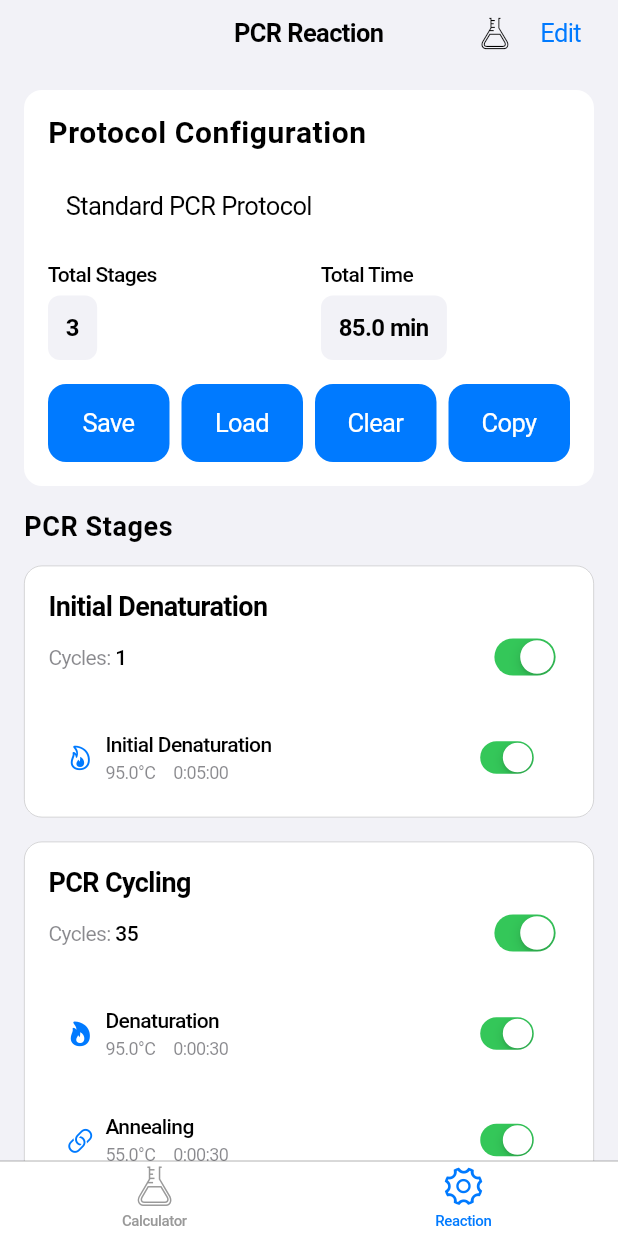
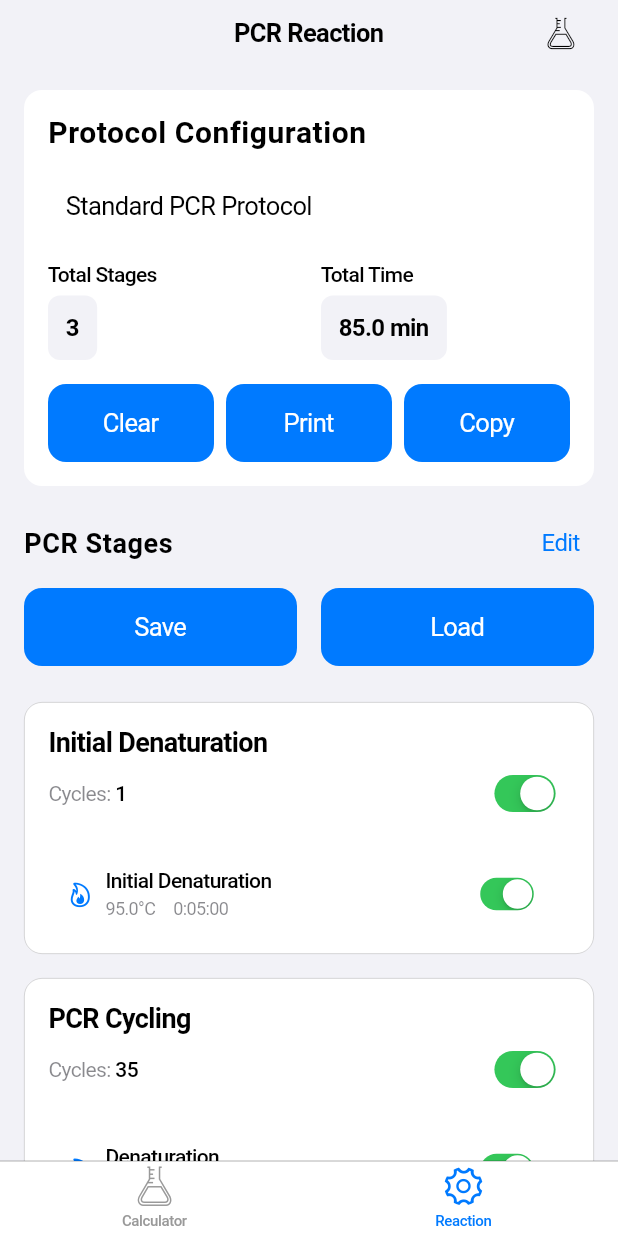
Before and after one commit to alextu870719/Lab-Studio, a Flutter app: the screen it shows after launch, item 2 of the bottom bar chosen, on a phone screen of 412 x 824 dp. Run offline on Flutter 3.47's test engine with Material 3 defaults, Android fonts, the phone set to English and light mode, and no system bars; our stand-ins replace printing, shared_preferences.

Commit message:
優化 Add Stage 按鈕對齊：調整按鈕佈局使其底部與 Save/Load 按鈕對齊

```diff
--- a/lib/main.dart
+++ b/lib/main.dart
@@ -2612,6 +2612,58 @@ class _PcrReactionPageState extends State<PcrReactionPage> {
     Clipboard.setData(ClipboardData(text: buffer.toString()));
   }
 
+  // 列印協議
+  Future<void> _printProtocol() async {
+    final protocol = _getCurrentProtocol();
+
+    final doc = pw.Document();
+
+    doc.addPage(
+      pw.Page(
+        build: (pw.Context context) {
+          return pw.Column(
+            crossAxisAlignment: pw.CrossAxisAlignment.start,
+            children: [
+              pw.Text('Lab Studio - PCR Protocol', style: pw.TextStyle(fontSize: 24, fontWeight: pw.FontWeight.bold)),
+              pw.SizedBox(height: 20),
+              pw.Text('Protocol Name: ${protocol.name}', style: pw.TextStyle(fontSize: 16, fontWeight: pw.FontWeight.bold)),
+              pw.Text('Date: ${DateTime.now().toString().split(' ')[0]}', style: pw.TextStyle(fontSize: 16)),
+              pw.SizedBox(height: 15),
+              pw.Text('Total Stages: ${protocol.stages.length}'),
+              pw.Text('Estimated Total Time: ${protocol.getTotalTime().toStringAsFixed(1)} minutes'),
+              pw.SizedBox(height: 20),
+              pw.Text('Protocol Details:', style: pw.TextStyle(fontSize: 18, fontWeight: pw.FontWeight.bold)),
+              pw.SizedBox(height: 10),
+              ...protocol.stages.asMap().entries.where((entry) => entry.value.isEnabled).map((entry) {
+                final i = entry.key;
+                final stage = entry.value;
+                return pw.Column(
+                  crossAxisAlignment: pw.CrossAxisAlignment.start,
+                  children: [
+                    pw.Text('Stage ${i + 1}: ${stage.name} (${stage.cycles} cycles)',
+                             style: pw.TextStyle(fontSize: 14, fontWeight: pw.FontWeight.bold)),
+                    pw.SizedBox(height: 5),
+                    ...stage.steps.asMap().entries.where((stepEntry) => stepEntry.value.isEnabled).map((stepEntry) {
+                      final j = stepEntry.key;
+                      final step = stepEntry.value;
+                      return pw.Padding(
+                        padding: const pw.EdgeInsets.only(left: 20),
+                        child: pw.Text('Step ${j + 1}: ${step.name} - ${step.temperature}°C for ${_formatTime(step.duration)}'),
+                      );
+                    }).toList(),
+                    pw.SizedBox(height: 10),
+                  ],
+                );
+              }).toList(),
+            ],
+          );
+        },
+      ),
+    );
+
+    await Printing.sharePdf(bytes: await doc.save(), filename: 'lab_studio_pcr_protocol.pdf');
+  }
+
   // 保存配置
   Future<void> _saveConfiguration() async {
     final TextEditingController nameController = TextEditingController(text: _currentProtocolName);
@@ -3323,11 +3375,7 @@ class _PcrReactionPageState extends State<PcrReactionPage> {
           'PCR Reaction',
           style: TextStyle(color: widget.isDarkMode ? CupertinoColors.white : CupertinoColors.black),
         ),
-        trailing: Row(
-          mainAxisSize: MainAxisSize.min,
-          children: [
-            // 快速協議按鈕
-            CupertinoButton(
+        trailing: CupertinoButton(
           padding: EdgeInsets.zero,
           onPressed: () {
             _showProtocolTemplates();
@@ -3337,21 +3385,6 @@ class _PcrReactionPageState extends State<PcrReactionPage> {
             size: 24,
             color: widget.isDarkMode ? CupertinoColors.white : CupertinoColors.black,
           ),
-            ),
-            // 編輯按鈕
-            CupertinoButton(
-              padding: EdgeInsets.zero,
-              onPressed: () {
-                setState(() {
-                  _isEditMode = !_isEditMode;
-                });
-              },
-              child: Text(
-                _isEditMode ? 'Done' : 'Edit',
-                style: TextStyle(color: CupertinoColors.systemBlue),
-              ),
-            ),
-          ],
         ),
       ),
       child: SafeArea(
@@ -3483,9 +3516,9 @@ class _PcrReactionPageState extends State<PcrReactionPage> {
                       children: [
                         Expanded(
                           child: CupertinoButton.filled(
-                            onPressed: _saveConfiguration,
+                            onPressed: _clearAllInputs,
                             child: Text(
-                              'Save',
+                              'Clear',
                               style: TextStyle(color: CupertinoColors.white),
                             ),
                           ),
@@ -3493,19 +3526,9 @@ class _PcrReactionPageState extends State<PcrReactionPage> {
                         const SizedBox(width: 8),
                         Expanded(
                           child: CupertinoButton.filled(
-                            onPressed: _loadConfiguration,
+                            onPressed: _printProtocol,
                             child: Text(
-                              'Load',
-                              style: TextStyle(color: CupertinoColors.white),
-                            ),
-                          ),
-                        ),
-                        const SizedBox(width: 8),
-                        Expanded(
-                          child: CupertinoButton.filled(
-                            onPressed: _clearAllInputs,
-                            child: Text(
-                              'Clear',
+                              'Print',
                               style: TextStyle(color: CupertinoColors.white),
                             ),
                           ),
@@ -3527,7 +3550,7 @@ class _PcrReactionPageState extends State<PcrReactionPage> {
               ),
               const SizedBox(height: 16),
 
-              // PCR Stages 設定標題和編輯模式按鈕
+              // PCR Stages 設定標題和操作按鈕
               Row(
                 mainAxisAlignment: MainAxisAlignment.spaceBetween,
                 children: [
@@ -3538,32 +3561,88 @@ class _PcrReactionPageState extends State<PcrReactionPage> {
                       color: widget.isDarkMode ? CupertinoColors.white : CupertinoColors.black,
                     ),
                   ),
-                  if (_isEditMode)
+                  Row(
+                    mainAxisSize: MainAxisSize.min,
+                    children: [
+                      // Edit 按鈕
                       CupertinoButton(
                         padding: EdgeInsets.zero,
-                      onPressed: _addNewStage,
-                      child: Row(
+                        onPressed: () {
+                          setState(() {
+                            _isEditMode = !_isEditMode;
+                          });
+                        },
+                        child: Text(
+                          _isEditMode ? 'Done' : 'Edit',
+                          style: TextStyle(
+                            color: CupertinoColors.systemBlue,
+                            fontSize: 16,
+                          ),
+                        ),
+                      ),
+                    ],
+                  ),
+                ],
+              ),
+              const SizedBox(height: 8),
+
+              // Protocol 操作按鈕
+              Row(
+                children: [
+                  Expanded(
+                    child: CupertinoButton.filled(
+                      onPressed: _saveConfiguration,
+                      child: Text(
+                        'Save',
+                        style: TextStyle(color: CupertinoColors.white),
+                      ),
+                    ),
+                  ),
+                  const SizedBox(width: 16),
+                  Expanded(
+                    child: CupertinoButton.filled(
+                      onPressed: _loadConfiguration,
+                      child: Text(
+                        'Load',
+                        style: TextStyle(color: CupertinoColors.white),
+                      ),
+                    ),
+                  ),
+                  if (_isEditMode) ...[
+                    const SizedBox(width: 16),
+                    Column(
                       mainAxisSize: MainAxisSize.min,
-                        children: [
-                          Icon(
-                            CupertinoIcons.add_circled,
-                            color: CupertinoColors.systemBlue,
-                            size: 20,
-                          ),
-                          const SizedBox(width: 4),
+                      crossAxisAlignment: CrossAxisAlignment.center,
+                      children: [
+                        // 添加空白空間來佔位，讓按鈕底部對齊
+                        SizedBox(height: 2),
                         Text(
                           'Add Stage',
                           style: TextStyle(
-                              color: CupertinoColors.systemBlue,
-                              fontSize: 16,
-                            ),
-                          ),
-                        ],
-                      ),
-                    ),
-                ],
-              ),
-              const SizedBox(height: 8),
+                            color: widget.isDarkMode ? CupertinoColors.white : CupertinoColors.black,
+                            fontSize: 12,
+                            fontWeight: FontWeight.w500,
+                          ),
+                        ),
+                        const SizedBox(height: 4),
+                        SizedBox(
+                          height: 36, // 與 CupertinoButton.filled 預設高度一致
+                          child: CupertinoButton.filled(
+                            padding: EdgeInsets.symmetric(horizontal: 16),
+                            onPressed: _addNewStage,
+                            child: Icon(
+                              CupertinoIcons.add_circled,
+                              color: CupertinoColors.white,
+                              size: 20,
+                            ),
+                          ),
+                        ),
+                      ],
+                    ),
+                  ],
+                ],
+              ),
+              const SizedBox(height: 16),
 
               // Stages 列表
               if (_isEditMode)
```
Lines whose indentation alone changed are shown as unchanged.
